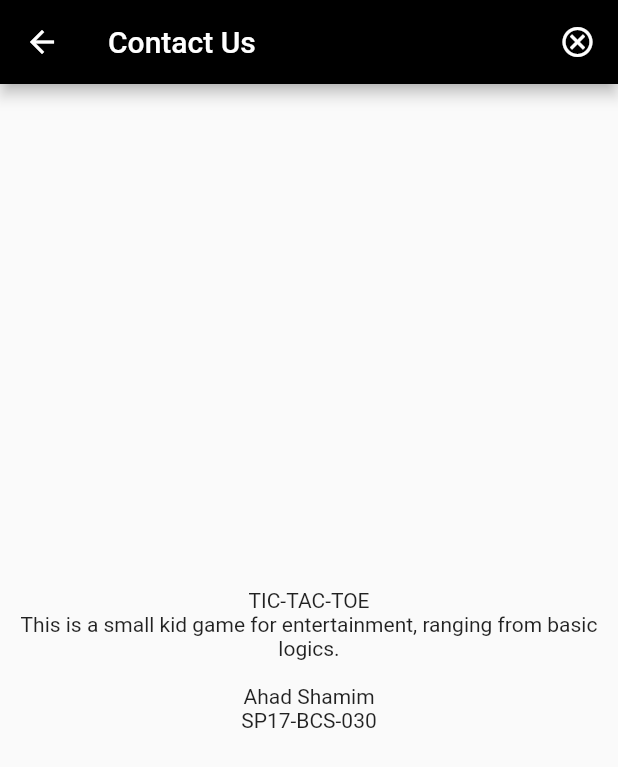
After one commit to AhadShamim009/S2_tictactoe, a Flutter app: the Contactus screen opened directly, on a phone screen of 412 x 824 dp. The commit adds this screen. Shown: the top 767 px of the screen. Run offline on Flutter 3.47's test engine with Material 2 defaults, Android fonts, the phone set to English and light mode, and no system bars.

Commit message:
commit #9 coontact us

```diff
--- /dev/null
+++ b/lib/SharePref.dart
@@ -0,0 +1 @@
+// TODO Implement this library.
--- /dev/null
+++ b/lib/contact us.dart
@@ -0,0 +1,42 @@
+
+import 'package:flutter/cupertino.dart';
+import 'package:flutter/material.dart';
+import 'package:flutter/services.dart';
+
+
+class Contactus extends StatefulWidget {
+  @override
+  _ContactusState createState() => _ContactusState();
+}
+
+class _ContactusState extends State<Contactus>
+    with TickerProviderStateMixin {
+  @override
+  void initState() {
+    super.initState();
+
+  }
+
+  @override
+  Widget build(BuildContext context) {
+    return Scaffold(
+      appBar: AppBar(
+        title: Text("Contact Us"),
+        actions: [
+          InkWell(
+              onTap: () {
+                SystemChannels.platform
+                    .invokeMethod('SystemNavigator.pop');
+              },
+              child: Icon(Icons.cancel_outlined)),
+          SizedBox(
+            width: 15,
+          ),
+        ],
+      ),
+      body: Center(
+        child: Text("TIC-TAC-TOE\nThis is a small kid game for entertainment, ranging from basic logics.\n\nAhad Shamim\nSP17-BCS-030 ",textAlign: TextAlign.center,),
+      ), //<- place where the image appears
+    );
+  }
+}
--- a/lib/main.dart
+++ b/lib/main.dart
@@ -1,5 +1,7 @@
 import 'package:flutter/material.dart';
-import 'package:s2_tictactoe/beginner.dart';
+import 'package:s2_tictactoe/main.dart';
+
+import 'game Home_button.dart';
 void main() => runApp(new MyApp());
 class MyApp extends StatelessWidget {
   @override
```
Also changed, not shown: lib/game Home_button.dart (renamed from lib/beginner.dart, +16 -15 lines), lib/score board.dart (added, +53 -0 lines), lib/game button.dart (renamed from lib/game_button.dart).
